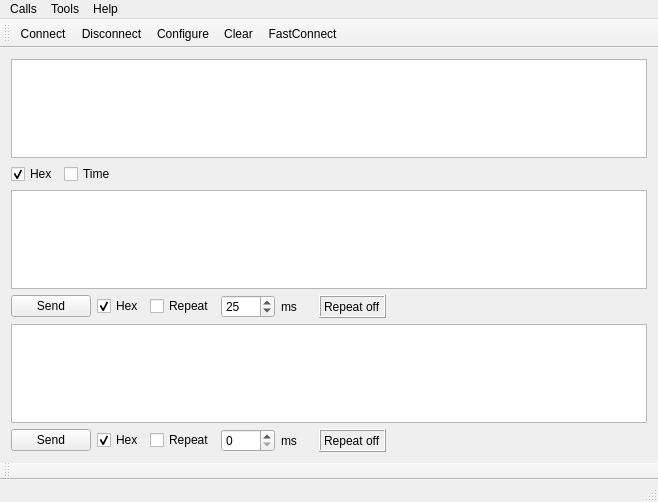
Above: serialport/terminal/mainwindow.ui from Millyvolt/Test_terminal before the change. Below: the same form after it.
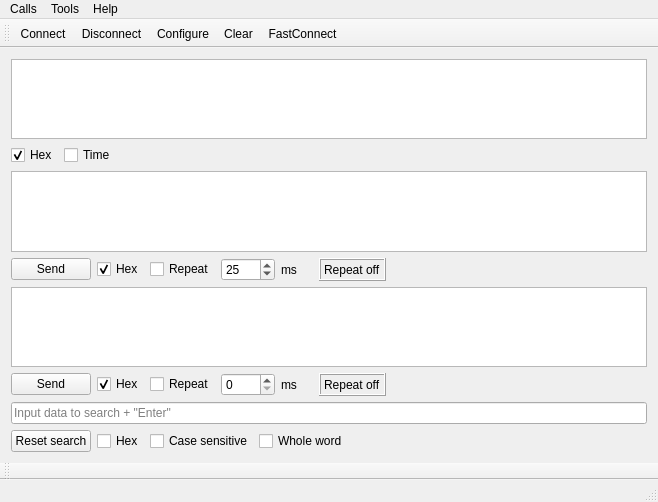
That is the form after the change. Icons and pictures are not drawn.

What changed in the file:
```diff
--- a/serialport/terminal/mainwindow.ui
+++ b/serialport/terminal/mainwindow.ui
@@ -235,6 +235,70 @@
       </item>
      </layout>
     </item>
+    <item>
+     <layout class="QGridLayout" name="gridLayout_5">
+      <property name="sizeConstraint">
+       <enum>QLayout::SetMinAndMaxSize</enum>
+      </property>
+      <property name="topMargin">
+       <number>0</number>
+      </property>
+      <property name="bottomMargin">
+       <number>0</number>
+      </property>
+      <item row="1" column="0">
+       <widget class="QPushButton" name="searchResetButton">
+        <property name="text">
+         <string>Reset search</string>
+        </property>
+       </widget>
+      </item>
+      <item row="1" column="1">
+       <widget class="QCheckBox" name="hexSearchCheckBox">
+        <property name="text">
+         <string>Hex</string>
+        </property>
+       </widget>
+      </item>
+      <item row="0" column="0" colspan="5">
+       <widget class="QLineEdit" name="lineEdit">
+        <property name="text">
+         <string/>
+        </property>
+        <property name="placeholderText">
+         <string>Input data to search + &quot;Enter&quot;</string>
+        </property>
+       </widget>
+      </item>
+      <item row="1" column="2">
+       <widget class="QCheckBox" name="caseSensCheckBox">
+        <property name="text">
+         <string>Case sensitive</string>
+        </property>
+       </widget>
+      </item>
+      <item row="1" column="4">
+       <spacer name="horizontalSpacer_6">
+        <property name="orientation">
+         <enum>Qt::Horizontal</enum>
+        </property>
+        <property name="sizeHint" stdset="0">
+         <size>
+          <width>40</width>
+          <height>20</height>
+         </size>
+        </property>
+       </spacer>
+      </item>
+      <item row="1" column="3">
+       <widget class="QCheckBox" name="wholeWordCheckBox">
+        <property name="text">
+         <string>Whole word</string>
+        </property>
+       </widget>
+      </item>
+     </layout>
+    </item>
    </layout>
   </widget>
   <widget class="QMenuBar" name="menuBar">
```
Left out of the diff: 6 changed lines with no effect on the pictures.
